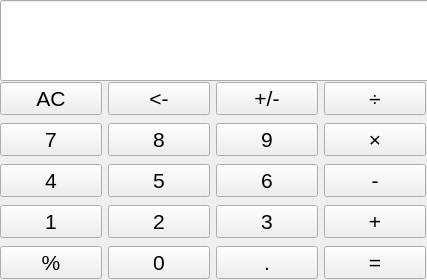
First picture: the form in widget.ui, repository 1024freedom/Qt_Calc, before the edit.
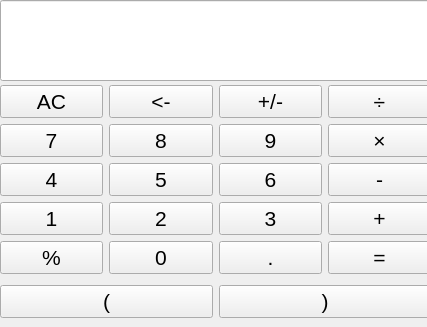
Second picture: the form after the edit.

The edit to the form file:
```diff
--- a/widget.ui
+++ b/widget.ui
@@ -7,7 +7,7 @@
     <x>0</x>
     <y>0</y>
     <width>427</width>
-    <height>280</height>
+    <height>327</height>
    </rect>
   </property>
   <property name="windowTitle">
@@ -42,10 +42,12 @@
     <rect>
      <x>0</x>
      <y>80</y>
-     <width>426</width>
-     <height>201</height>
+     <width>431</width>
+     <height>244</height>
     </rect>
    </property>
+   <layout class="QGridLayout" name="gridLayout_2">
+    <item row="0" column="0" colspan="2">
    <layout class="QGridLayout" name="gridLayout">
     <item row="3" column="1">
      <widget class="QPushButton" name="Num2">
@@ -284,6 +286,32 @@
       </property>
       <property name="text">
        <string>&lt;-</string>
+        </property>
+       </widget>
+      </item>
+     </layout>
+    </item>
+    <item row="1" column="0">
+     <widget class="QPushButton" name="ParenLeft">
+      <property name="font">
+       <font>
+        <pointsize>16</pointsize>
+       </font>
+      </property>
+      <property name="text">
+       <string>(</string>
+      </property>
+     </widget>
+    </item>
+    <item row="1" column="1">
+     <widget class="QPushButton" name="ParenRight">
+      <property name="font">
+       <font>
+        <pointsize>16</pointsize>
+       </font>
+      </property>
+      <property name="text">
+       <string>)</string>
       </property>
      </widget>
     </item>
```
Lines whose indentation alone changed are shown as unchanged.
